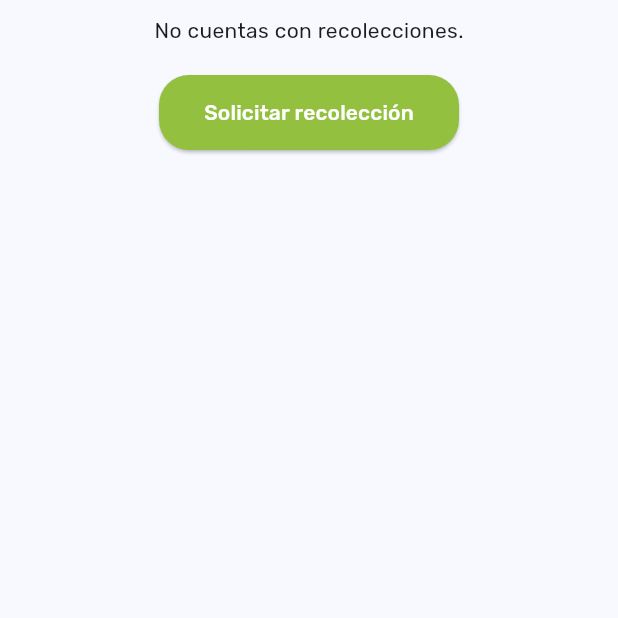
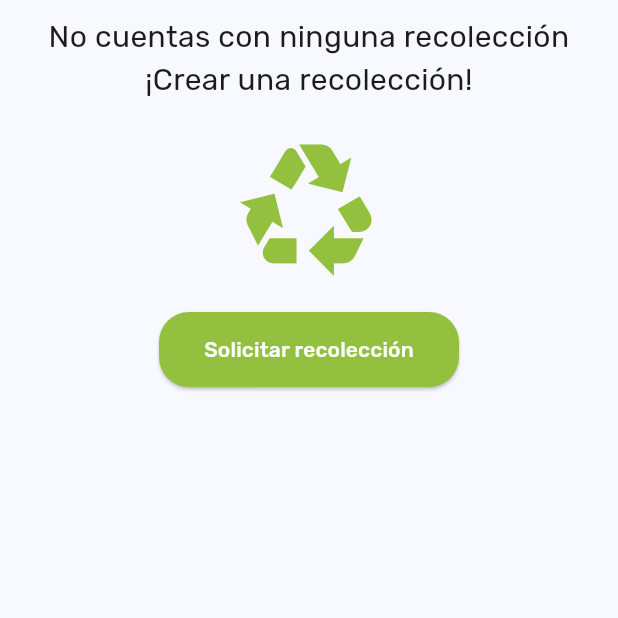
Before and after one commit to julianvent/acopiatech-app, a Flutter app: the UserCollectionView screen opened directly, on a phone screen of 412 x 824 dp, the top half of it. Run offline on Flutter 3.47's test engine with Material 3 defaults, Android fonts, the phone set to English and light mode, and no system bars; our stand-ins replace animated_splash_screen, cloud_firestore, equatable, firebase_auth, firebase_core, firebase_storage and 7 more; accounts and stored records are empty.

```diff
--- a/lib/views/user/collection/user_collection_view.dart
+++ b/lib/views/user/collection/user_collection_view.dart
@@ -41,20 +41,14 @@
                             if (snapshot.hasData) {
                               final collections =
                                   snapshot.data as Iterable<Collection>;
+                              if (collections.isNotEmpty) {
                                 return CollectionListGenerateView(
                                   collections: collections,
                                   length: collections.length,
                                 );
                               } else {
-                              return const CircularProgressIndicator();
-                            }
-                          default:
-                            return const CircularProgressIndicator();
-                        }
-                      },
-                    );
-                  } else {
-                    return Column(
+                                return Center(
+                                  child: Column(
                                     spacing: 20,
                                     children: [
                                       Text(
@@ -69,7 +63,19 @@
                                         color: ColorsPalette.lightGreen,
                                       ),
                                     ],
+                                  ),
                                 );
+                              }
+                            } else {
+                              return const CircularProgressIndicator();
+                            }
+                          default:
+                            return const CircularProgressIndicator();
+                        }
+                      },
+                    );
+                  } else {
+                    return const CircularProgressIndicator();
                   }
                 },
               ),
```
Lines whose indentation alone changed are shown as unchanged.
